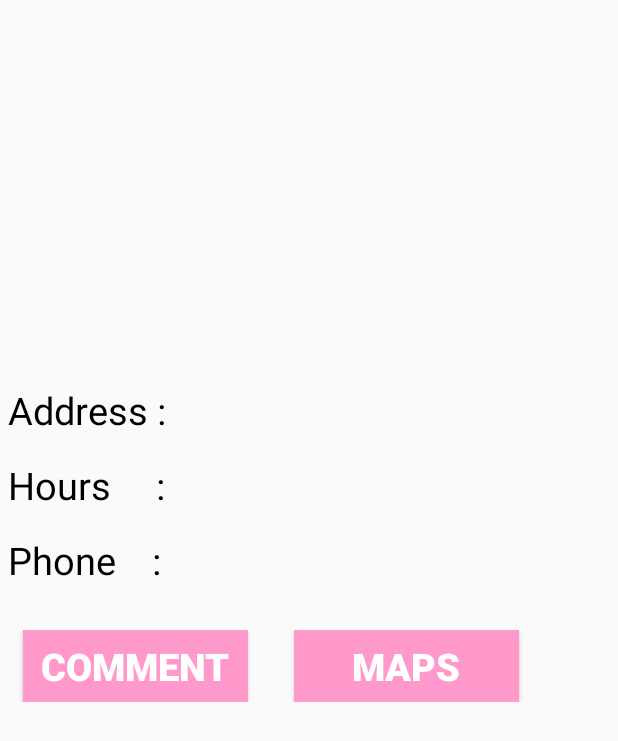
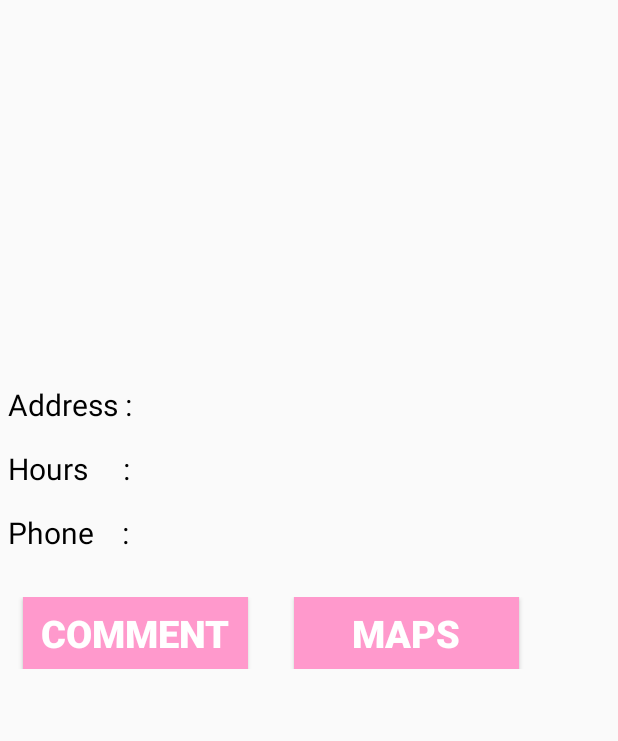
Before and after one commit to rplkelompok7happymommy/HappyMommy, an Android app: the layout activity_detail_rumah_sakit.xml on its own in the app's theme, with its tools: preview values and no code run, on a phone screen of 412 x 824 dp. Shown: the top 741 px of the screen. Run offline under Robolectric (Android 15) with nearby library versions, the light colour scheme and no system bars.

Commit message:
TUBES RPL KELOMPOK 7

```diff
--- a/app/src/main/java/com/example/happymommy/happymommy/Fragment/GejalaActivity.java
+++ b/app/src/main/java/com/example/happymommy/happymommy/Fragment/GejalaActivity.java
@@ -45,7 +45,7 @@ public class GejalaActivity extends AppCompatActivity {
 
                 Picasso.with(getBaseContext()).load(detail.getImgGejala()).into(imageView);
 
-                String gejala = dataSnapshot.child("Gejala").getValue().toString();
+                String gejala = dataSnapshot.child("gejala").getValue().toString();
                 aJudul.setText("Gejala");
                 aIsi.setText(gejala);
 
--- a/app/src/main/java/com/example/happymommy/happymommy/Fragment/KondisiActivity.java
+++ b/app/src/main/java/com/example/happymommy/happymommy/Fragment/KondisiActivity.java
@@ -46,7 +46,7 @@ public class KondisiActivity extends AppCompatActivity {
 
                 Picasso.with(getBaseContext()).load(detail.getImgPerkembangan()).into(imageView);
 
-                String perkembangan = dataSnapshot.child("Perkembangan").getValue().toString();
+                String perkembangan = dataSnapshot.child("perkembangan").getValue().toString();
                 aJudul.setText("Perkembangan");
                 aIsi.setText(perkembangan);
 
--- a/app/src/main/java/com/example/happymommy/happymommy/Fragment/MakananActivity.java
+++ b/app/src/main/java/com/example/happymommy/happymommy/Fragment/MakananActivity.java
@@ -46,7 +46,7 @@ public class MakananActivity extends AppCompatActivity {
 
                 Picasso.with(getBaseContext()).load(detail.getImgMakanan()).into(imageView);
 
-                String makanan = dataSnapshot.child("Makanan").getValue().toString();
+                String makanan = dataSnapshot.child("makanan").getValue().toString();
                 aJudul.setText("Makanan");
                 aIsi.setText(makanan);
 
--- a/app/src/main/res/layout/activity_detail_rumah_sakit.xml
+++ b/app/src/main/res/layout/activity_detail_rumah_sakit.xml
@@ -33,7 +33,7 @@
             android:layout_width="wrap_content"
             android:layout_height="wrap_content"
             android:text="Address : "
-            android:textSize="25dp"
+            android:textSize="20dp"
             android:textColor="@color/coloritam"
             />
 
@@ -41,7 +41,7 @@
             android:id="@+id/address"
             android:layout_width="wrap_content"
             android:layout_height="wrap_content"
-            android:textSize="25dp"
+            android:textSize="20dp"
             android:textColor="@color/coloritam"
             />
 
@@ -57,14 +57,14 @@
             android:layout_width="wrap_content"
             android:layout_height="wrap_content"
             android:text="Hours     : "
-            android:textSize="25dp"
+            android:textSize="20dp"
             android:textColor="@color/coloritam"/>
 
         <TextView
             android:id="@+id/hours"
             android:layout_width="wrap_content"
             android:layout_height="wrap_content"
-            android:textSize="25dp"
+            android:textSize="20dp"
             android:textColor="@color/coloritam"
             />
 
@@ -80,14 +80,14 @@
             android:layout_width="wrap_content"
             android:layout_height="wrap_content"
             android:text="Phone    : "
-            android:textSize="25dp"
+            android:textSize="20dp"
             android:textColor="@color/coloritam"/>
 
         <TextView
             android:id="@+id/phone"
             android:layout_width="wrap_content"
             android:layout_height="wrap_content"
-            android:textSize="25dp"
+            android:textSize="20dp"
             android:textColor="@color/coloritam"
             />
 
--- a/app/src/main/res/layout/custom_rumahsakit.xml
+++ b/app/src/main/res/layout/custom_rumahsakit.xml
@@ -13,8 +13,7 @@
         <ImageView
             android:id="@+id/hospital_image"
             android:layout_width="match_parent"
-            android:layout_height="wrap_content"
-            android:scaleType="center"/>
+            android:layout_height="match_parent" />
 
         <TextView
             android:id="@+id/hospital_name"
```
Also changed, not shown: app/src/main/java/com/example/happymommy/happymommy/Fragment/TipsActivity.java (+4 -6 lines), app/src/main/java/com/example/happymommy/happymommy/Model/Bulan.java (+8 -8 lines), app/src/main/java/com/example/happymommy/happymommy/Model/CommentModel.java (+5 -5 lines), app/src/main/java/com/example/happymommy/happymommy/Model/RumahSakit.java (+6 -6 lines).
